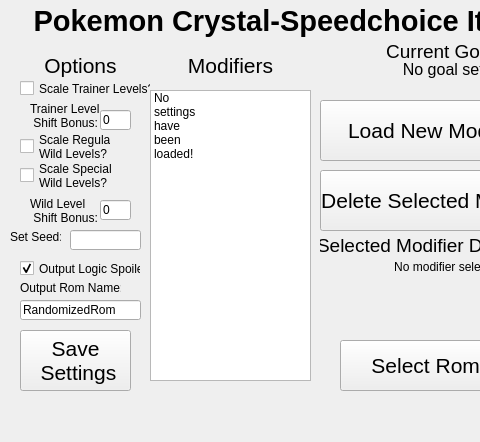
Above: QTGUIDesign.ui from erudnick-cohen/Pokemon-Crystal-Item-Randomizer before the change; both pictures show x 0 to 480 and y 0 to 442 of the 800 by 442 pixel window. Below: the same form after it.
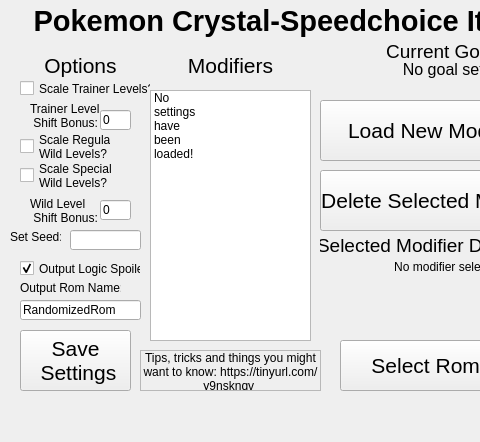
That is the form after the change.

Commit message: Added "tips" page link to GUI to ensure players know about "less obvious" aspects of item randomized crystal

The edit to the form file:
```diff
--- a/QTGUIDesign.ui
+++ b/QTGUIDesign.ui
@@ -321,7 +321,7 @@
       <x>150</x>
       <y>90</y>
       <width>161</width>
-      <height>291</height>
+      <height>251</height>
      </rect>
     </property>
     <item>
@@ -577,6 +577,34 @@
      <set>Qt::AlignLeading|Qt::AlignLeft|Qt::AlignTop</set>
     </property>
    </widget>
+   <widget class="QLabel" name="label_6">
+    <property name="geometry">
+     <rect>
+      <x>140</x>
+      <y>350</y>
+      <width>181</width>
+      <height>41</height>
+     </rect>
+    </property>
+    <property name="frameShape">
+     <enum>QFrame::StyledPanel</enum>
+    </property>
+    <property name="text">
+     <string>Tips, tricks and things you might want to know: https://tinyurl.com/y9nsknqv </string>
+    </property>
+    <property name="alignment">
+     <set>Qt::AlignCenter</set>
+    </property>
+    <property name="wordWrap">
+     <bool>true</bool>
+    </property>
+    <property name="openExternalLinks">
+     <bool>true</bool>
+    </property>
+    <property name="textInteractionFlags">
+     <set>Qt::LinksAccessibleByMouse|Qt::TextSelectableByKeyboard|Qt::TextSelectableByMouse</set>
+    </property>
+   </widget>
   </widget>
   <widget class="QMenuBar" name="menubar">
    <property name="geometry">
```
The commit also changes 1 other file.
